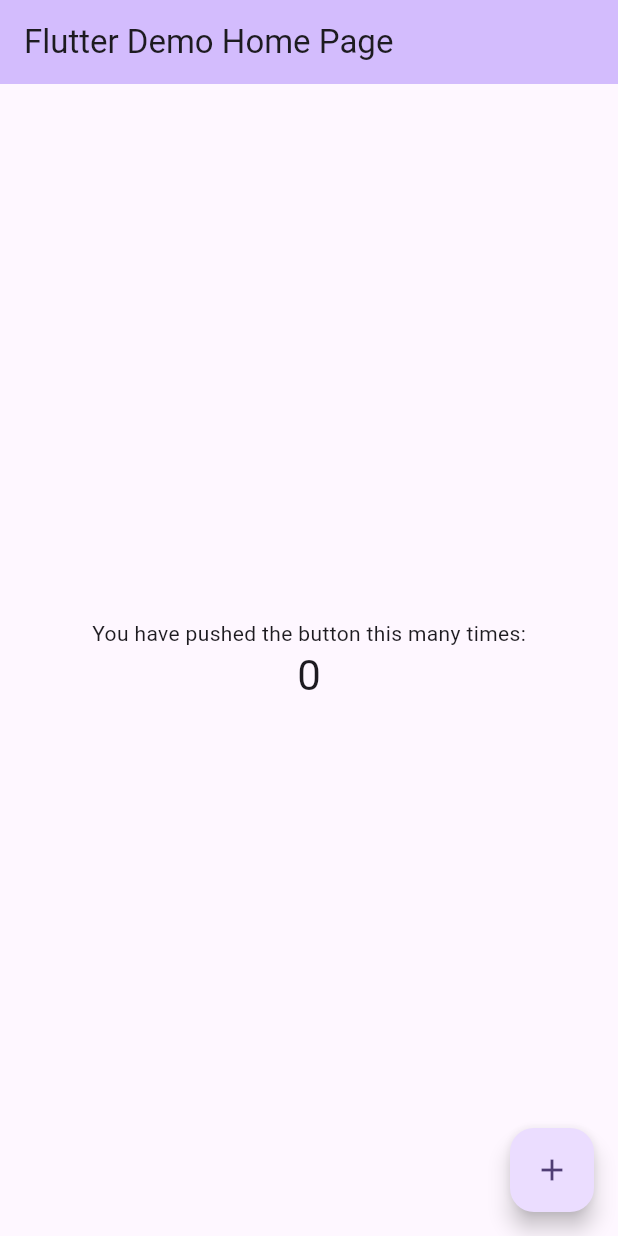
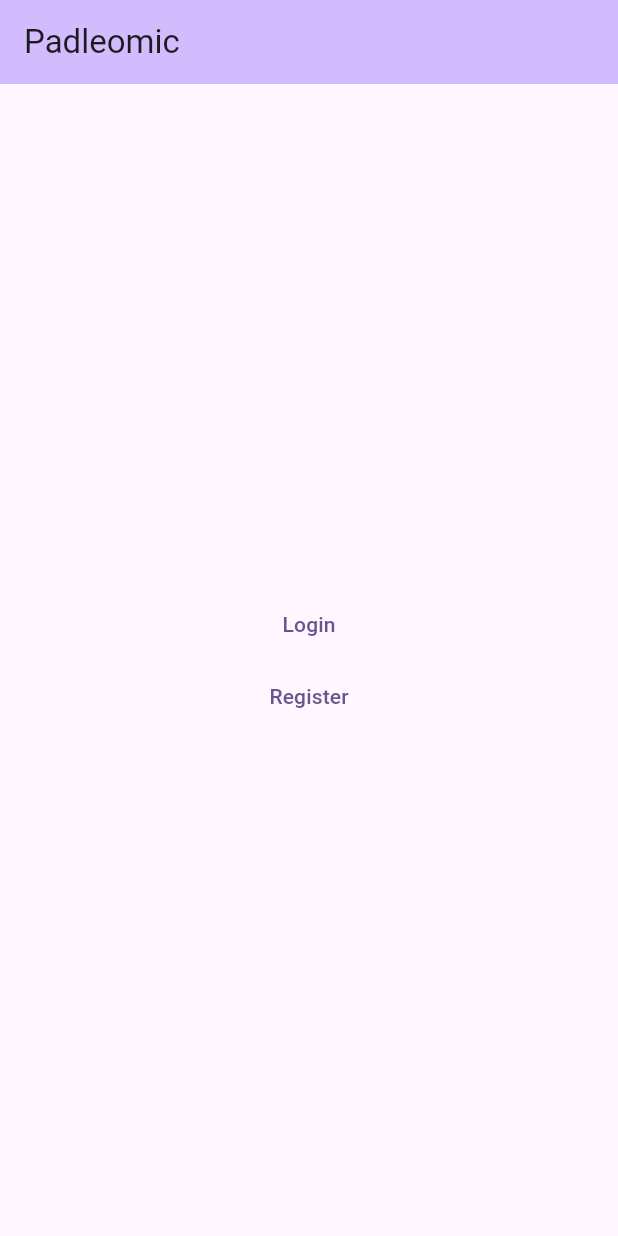
Before and after one commit to DR-Lars/PadelApp, a Flutter app: the screen it shows after launch, on a phone screen of 412 x 824 dp. Run offline on Flutter 3.47's test engine with Material 3 defaults, Android fonts, the phone set to English and light mode, and no system bars; our stand-ins replace firebase_core; accounts and stored records are empty.

Commit message:
split the main file into different screens and already created some files for data structures

```diff
--- a/lib/main.dart
+++ b/lib/main.dart
@@ -1,6 +1,7 @@
 import 'package:flutter/material.dart';
 import 'package:firebase_core/firebase_core.dart';
 import 'firebase_options.dart';
+import 'screens/startScreen.dart';
 
 Future<void> main() async {
   WidgetsFlutterBinding.ensureInitialized();
@@ -17,7 +18,7 @@ class MyApp extends StatelessWidget {
   @override
   Widget build(BuildContext context) {
     return MaterialApp(
-      title: 'Flutter Demo',
+      title: 'Padelomic',
       theme: ThemeData(
         // This is the theme of your application.
         //
@@ -37,11 +38,11 @@ class MyApp extends StatelessWidget {
         colorScheme: ColorScheme.fromSeed(seedColor: Colors.deepPurple),
         useMaterial3: true,
       ),
-      home: const MyHomePage(title: 'Flutter Demo Home Page'),
+      home: const StartScreen(title: 'Start Screen'),
     );
   }
 }
-
+/*
 class MyHomePage extends StatefulWidget {
   const MyHomePage({super.key, required this.title});
 
@@ -129,3 +130,4 @@ class _MyHomePageState extends State<MyHomePage> {
     );
   }
 }
+*/
--- /dev/null
+++ b/lib/models/location.dart
@@ -0,0 +1,5 @@
+class location{
+    final double latitude;
+    final double longitude;
+}
+location({this.latitude, this.longitude})
--- /dev/null
+++ b/lib/screens/startScreen.dart
@@ -0,0 +1,88 @@
+import 'package:flutter/material.dart';
+import 'loginScreen.dart';
+class StartScreen extends StatefulWidget {
+  const StartScreen({super.key, required this.title});
+
+  // This widget is the home page of your application. It is stateful, meaning
+  // that it has a State object (defined below) that contains fields that affect
+  // how it looks.
+
+  // This class is the configuration for the state. It holds the values (in this
+  // case the title) provided by the parent (in this case the App widget) and
+  // used by the build method of the State. Fields in a Widget subclass are
+  // always marked "final".
+
+  final String title;
+
+  @override
+  State<StartScreen> createState() => _StartScreenState();
+}
+
+class _StartScreenState extends State<StartScreen> {
+  void _login(){
+    Navigator.push(
+      context,
+      MaterialPageRoute(builder: (context) => const LoginScreen(title:"Login screen") )
+    );
+  }
+  void _register(){
+    //TODO
+    /*
+    Navigator.push(
+      context,
+      MaterialPageRoute(builder: (context) => const LoginScreen(title:"Login screen") )
+    );
+    */
+  }
+
+  @override
+  Widget build(BuildContext context) {
+    // This method is rerun every time setState is called, for instance as done
+    // by the _incrementCounter method above.
+    //
+    // The Flutter framework has been optimized to make rerunning build methods
+    // fast, so that you can just rebuild anything that needs updating rather
+    // than having to individually change instances of widgets.
+    return Scaffold(
+      appBar: AppBar(
+        // TRY THIS: Try changing the color here to a specific color (to
+        // Colors.amber, perhaps?) and trigger a hot reload to see the AppBar
+        // change color while the other colors stay the same.
+        backgroundColor: Theme.of(context).colorScheme.inversePrimary,
+        // Here we take the value from the StartScreen object that was created by
+        // the App.build method, and use it to set our appbar title.
+        title: Text('Padleomic'),
+      ),
+      body: Center(
+        // Center is a layout widget. It takes a single child and positions it
+        // in the middle of the parent.
+        child: Column(
+          // Column is also a layout widget. It takes a list of children and
+          // arranges them vertically. By default, it sizes itself to fit its
+          // children horizontally, and tries to be as tall as its parent.
+          //
+          // Column has various properties to control how it sizes itself and
+          // how it positions its children. Here we use mainAxisAlignment to
+          // center the children vertically; the main axis here is the vertical
+          // axis because Columns are vertical (the cross axis would be
+          // horizontal).
+          //
+          // TRY THIS: Invoke "debug painting" (choose the "Toggle Debug Paint"
+          // action in the IDE, or press "p" in the console), to see the
+          // wireframe for each widget.
+          mainAxisAlignment: MainAxisAlignment.center,
+          children: <Widget>[
+            TextButton(
+              onPressed: _login,
+              child: const Text('Login'),
+            ),
+            TextButton(
+              onPressed: _register,
+              child: const Text('Register'),
+            ),
+          ]
+        ),
+      ),
+    );
+  }
+}
--- a/pubspec.yaml
+++ b/pubspec.yaml
@@ -35,7 +35,8 @@ dependencies:
   # The following adds the Cupertino Icons font to your application.
   # Use with the CupertinoIcons class for iOS style icons.
   cupertino_icons: ^1.0.6
-  firebase_core: ^2.27.2
+  firebase_core: ^2.30.0
+  cloud_firestore: ^4.17.0
 
 dev_dependencies:
   flutter_test:
```
Also changed, not shown: lib/models/user.dart (added, +13 -0 lines), lib/screens/loginScreen.dart (added, +78 -0 lines), pubspec.lock, 3 other files.
